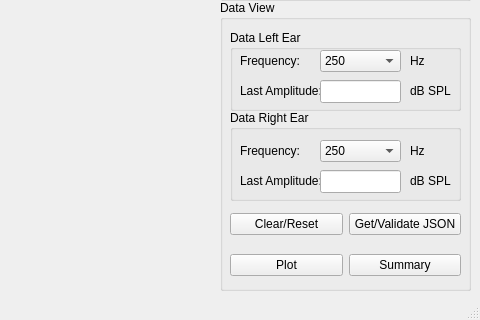
Old version of the form prototrial/interface/audiogram/audiogram.ui in the repository VibrasticLab/pikoakustik2; both pictures show x 220 to 700 and y 180 to 500 of the 700 by 500 pixel window.
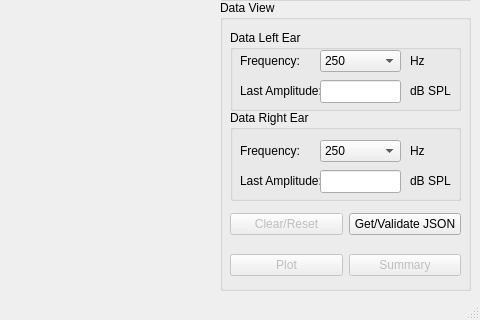
New version of the form. Custom widgets are drawn as their Qt base class.

Commit message: Qt Next: Summary

The edit to the form file:
```diff
--- a/prototrial/interface/audiogram/audiogram.ui
+++ b/prototrial/interface/audiogram/audiogram.ui
@@ -490,6 +490,9 @@
      <layout class="QHBoxLayout" name="hBtnLayout">
       <item>
        <widget class="QPushButton" name="btnDataPlot">
+        <property name="enabled">
+         <bool>false</bool>
+        </property>
         <property name="toolTip">
          <string>&lt;html&gt;&lt;head/&gt;&lt;body&gt;&lt;p&gt;reload, replot, and re-calculate&lt;/p&gt;&lt;p&gt;&lt;br/&gt;&lt;/p&gt;&lt;/body&gt;&lt;/html&gt;</string>
         </property>
@@ -500,6 +503,9 @@
       </item>
       <item>
        <widget class="QPushButton" name="btnDataSummary">
+        <property name="enabled">
+         <bool>false</bool>
+        </property>
         <property name="toolTip">
          <string>&lt;html&gt;&lt;head/&gt;&lt;body&gt;&lt;p&gt;reload, replot, and re-calculate&lt;/p&gt;&lt;p&gt;&lt;br/&gt;&lt;/p&gt;&lt;/body&gt;&lt;/html&gt;</string>
         </property>
@@ -510,7 +516,7 @@
       </item>
      </layout>
     </widget>
-    <widget class="QWidget" name="">
+    <widget class="QWidget" name="layoutWidget">
      <property name="geometry">
       <rect>
        <x>10</x>
@@ -522,6 +528,9 @@
      <layout class="QHBoxLayout" name="hBtnData">
       <item>
        <widget class="QPushButton" name="btnDataReset">
+        <property name="enabled">
+         <bool>false</bool>
+        </property>
         <property name="toolTip">
          <string>&lt;html&gt;&lt;head/&gt;&lt;body&gt;&lt;p&gt;Get JSON data &lt;/p&gt;&lt;/body&gt;&lt;/html&gt;</string>
         </property>
```
The commit also changes 2 other files.
